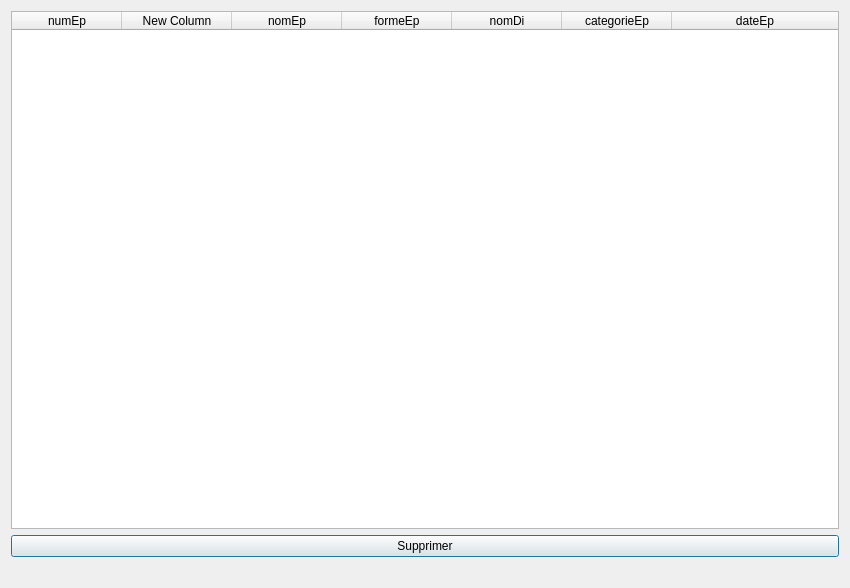
First picture: the form in gui/v1_fct_mod_1.ui, repository OliverMineau/JOProject, before the edit.
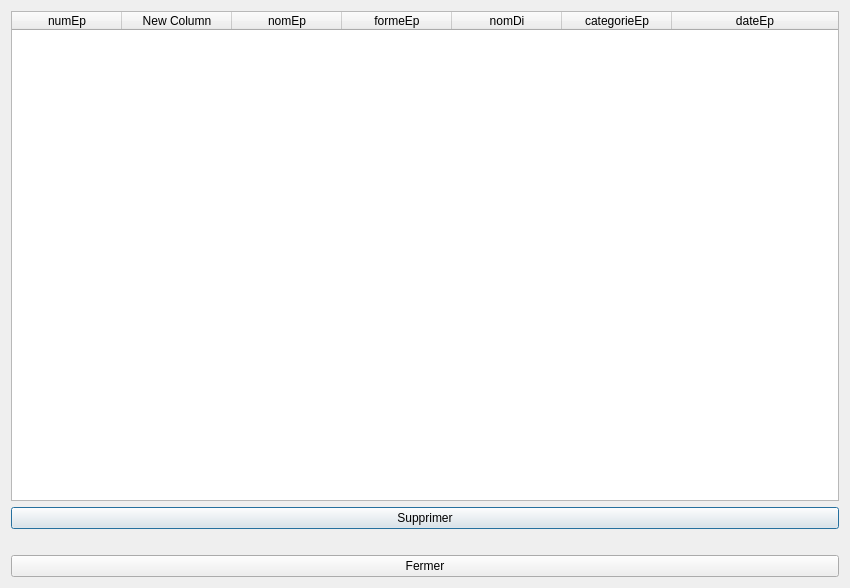
Second picture: the form after the edit.

Patch:
```diff
--- a/gui/v1_fct_mod_1.ui
+++ b/gui/v1_fct_mod_1.ui
@@ -88,6 +88,13 @@
      </property>
     </widget>
    </item>
+   <item>
+    <widget class="QPushButton" name="pushButton">
+     <property name="text">
+      <string>Fermer</string>
+     </property>
+    </widget>
+   </item>
   </layout>
  </widget>
  <resources/>
```
Left out of the diff: 20 changed lines with no effect on the pictures.
